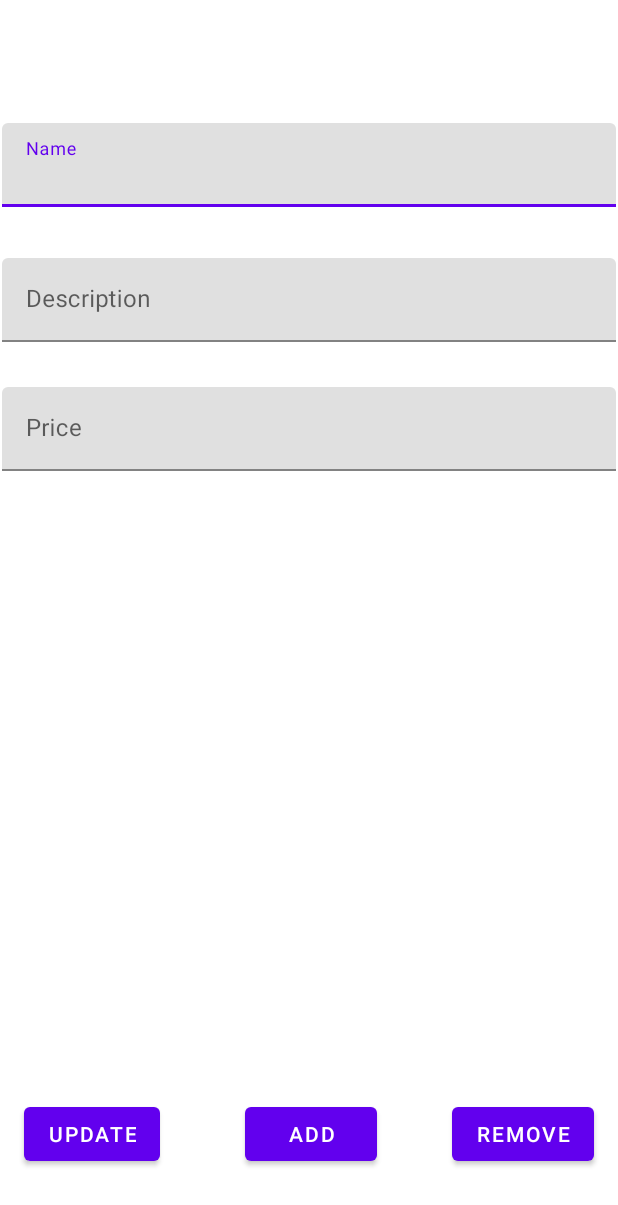
After one commit to augustofklein/JavaMobileApplications, an Android app: the layout activity_product.xml on its own in the app's theme, with its tools: preview values and no code run, on a phone screen of 412 x 824 dp. The commit adds this screen. Shown: the top 1205 px of the screen. Run offline under Robolectric (Android 15) with nearby library versions, the phone set to English and light mode, and no system bars.

Commit message:
Adding database maintenance and creating layouts

```diff
--- /dev/null
+++ b/ProductDatabase/app/src/main/res/layout/activity_product.xml
@@ -0,0 +1,108 @@
+<?xml version="1.0" encoding="utf-8"?>
+<androidx.constraintlayout.widget.ConstraintLayout xmlns:android="http://schemas.android.com/apk/res/android"
+    xmlns:app="http://schemas.android.com/apk/res-auto"
+    xmlns:tools="http://schemas.android.com/tools"
+    android:layout_width="match_parent"
+    android:layout_height="match_parent">
+
+    <Button
+        android:id="@+id/btnAdd"
+        android:layout_width="wrap_content"
+        android:layout_height="wrap_content"
+        android:text="Add"
+        app:layout_constraintBaseline_toBaselineOf="@+id/btnRemove"
+        app:layout_constraintEnd_toStartOf="@+id/btnRemove"
+        app:layout_constraintStart_toEndOf="@+id/btnUpdate" />
+
+    <Button
+        android:id="@+id/btnUpdate"
+        android:layout_width="wrap_content"
+        android:layout_height="wrap_content"
+        android:layout_marginStart="16dp"
+        android:layout_marginEnd="6dp"
+        android:layout_marginBottom="44dp"
+        android:text="Update"
+        app:layout_constraintBottom_toBottomOf="parent"
+        app:layout_constraintEnd_toStartOf="@+id/btnAdd"
+        app:layout_constraintHorizontal_chainStyle="spread_inside"
+        app:layout_constraintStart_toStartOf="parent" />
+
+    <Button
+        android:id="@+id/btnRemove"
+        android:layout_width="wrap_content"
+        android:layout_height="wrap_content"
+        android:layout_marginEnd="16dp"
+        android:layout_marginBottom="44dp"
+        android:text="Remove"
+        app:layout_constraintBottom_toBottomOf="parent"
+        app:layout_constraintEnd_toEndOf="parent"
+        app:layout_constraintStart_toEndOf="@+id/btnAdd" />
+
+    <com.google.android.material.textfield.TextInputLayout
+        android:id="@+id/textInputLayout"
+        android:layout_width="0dp"
+        android:layout_height="wrap_content"
+        android:layout_marginStart="1dp"
+        android:layout_marginTop="82dp"
+        android:layout_marginEnd="1dp"
+        app:layout_constraintEnd_toEndOf="parent"
+        app:layout_constraintStart_toStartOf="parent"
+        app:layout_constraintTop_toTopOf="parent">
+
+        <com.google.android.material.textfield.TextInputEditText
+            android:id="@+id/edName"
+            android:layout_width="match_parent"
+            android:layout_height="wrap_content"
+            android:hint="Name" />
+    </com.google.android.material.textfield.TextInputLayout>
+
+    <com.google.android.material.textfield.TextInputLayout
+        android:id="@+id/textInputLayout2"
+        android:layout_width="0dp"
+        android:layout_height="wrap_content"
+        android:layout_marginStart="1dp"
+        android:layout_marginTop="62dp"
+        android:layout_marginEnd="1dp"
+        app:layout_constraintEnd_toEndOf="parent"
+        app:layout_constraintStart_toStartOf="parent"
+        app:layout_constraintTop_toBottomOf="@+id/textInputLayout">
+
+    </com.google.android.material.textfield.TextInputLayout>
+
+    <com.google.android.material.textfield.TextInputLayout
+        android:id="@+id/textInputLayout3"
+        android:layout_width="0dp"
+        android:layout_height="wrap_content"
+        android:layout_marginStart="1dp"
+        android:layout_marginEnd="1dp"
+        app:layout_constraintBottom_toTopOf="@+id/textInputLayout2"
+        app:layout_constraintEnd_toEndOf="parent"
+        app:layout_constraintStart_toStartOf="parent"
+        app:layout_constraintTop_toTopOf="@+id/textInputLayout2">
+
+        <com.google.android.material.textfield.TextInputEditText
+            android:id="@+id/edDescription"
+            android:layout_width="match_parent"
+            android:layout_height="wrap_content"
+            android:hint="Description" />
+    </com.google.android.material.textfield.TextInputLayout>
+
+    <com.google.android.material.textfield.TextInputLayout
+        android:id="@+id/textInputLayout4"
+        android:layout_width="0dp"
+        android:layout_height="wrap_content"
+        android:layout_marginStart="1dp"
+        android:layout_marginTop="30dp"
+        android:layout_marginEnd="1dp"
+        app:layout_constraintEnd_toEndOf="parent"
+        app:layout_constraintStart_toStartOf="parent"
+        app:layout_constraintTop_toBottomOf="@+id/textInputLayout3">
+
+        <com.google.android.material.textfield.TextInputEditText
+            android:id="@+id/edPrice"
+            android:layout_width="match_parent"
+            android:layout_height="wrap_content"
+            android:hint="Price" />
+    </com.google.android.material.textfield.TextInputLayout>
+
+</androidx.constraintlayout.widget.ConstraintLayout>
--- a/ProductDatabase/app/src/main/res/values/strings.xml
+++ b/ProductDatabase/app/src/main/res/values/strings.xml
@@ -9,4 +9,6 @@
 
     <string name="hello_first_fragment">Hello first fragment</string>
     <string name="hello_second_fragment">Hello second fragment. Arg: %1$s</string>
+    <string name="confirm_deletion">Remove Product</string>
+    <string name="really_want_to_delete">Confirm the deletion of the product?</string>
 </resources>
```
Also changed, not shown: ProductDatabase/app/src/main/java/br/ucs/android/myapplication/BDSQLiteHelper.java (added, +121 -0 lines), ProductDatabase/app/src/main/java/br/ucs/android/myapplication/EditProductActivity.java (added, +71 -0 lines), ProductDatabase/app/src/main/java/br/ucs/android/myapplication/FirstFragment.java (+27 -10 lines), ProductDatabase/app/src/main/java/br/ucs/android/myapplication/MainActivity.java (+12 -7 lines), ProductDatabase/app/src/main/java/br/ucs/android/myapplication/ProductActivity.java (added, +38 -0 lines), ProductDatabase/app/src/main/java/br/ucs/android/myapplication/ProductsAdapter.java (added, +35 -0 lines), ProductDatabase/app/src/main/res/layout/activity_main.xml (+8 -1 lines), ProductDatabase/app/src/main/res/layout/fragment_first.xml (+6 -18 lines), ProductDatabase/app/src/main/res/layout/line.xml (added, +32 -0 lines).
